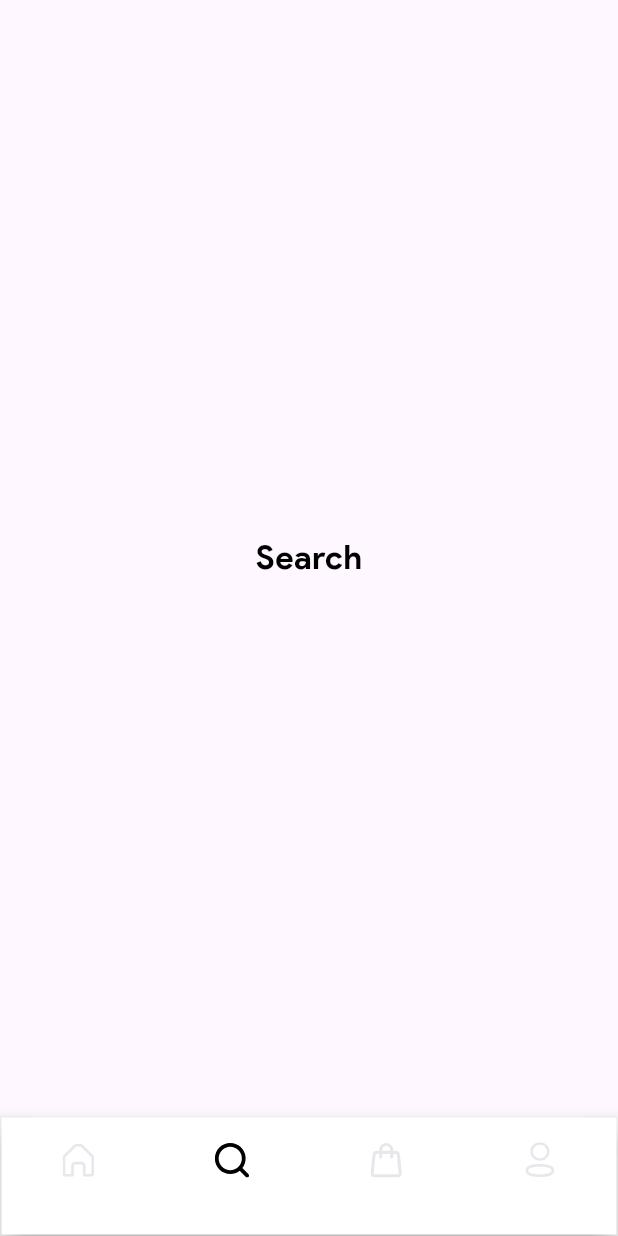
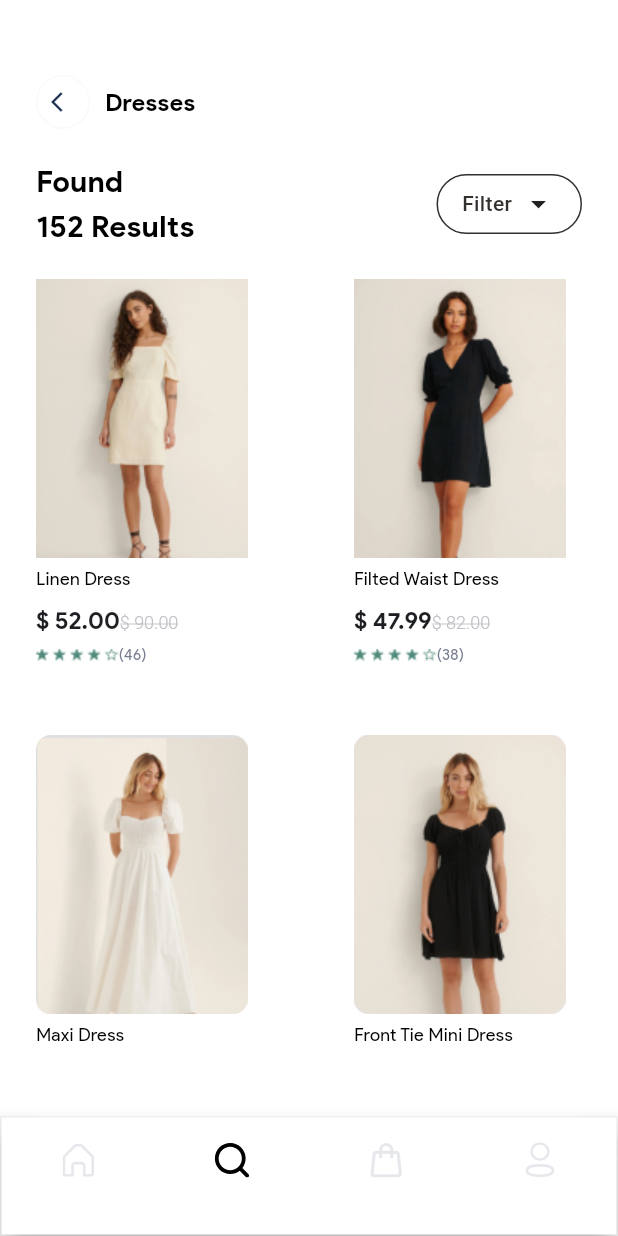
Before and after one commit to Nashkim254/BariziTest, a Flutter app: the HomeDashBoardScreen screen opened directly, item 2 of the bottom bar chosen, on a phone screen of 412 x 824 dp. Run offline on Flutter 3.47's test engine with Material 3 defaults, Android fonts, the phone set to English and light mode, and no system bars; our stand-ins replace bloc, equatable, flutter_bloc, flutter_svg; generated files the repository leaves out were written again; Roboto replaces fonts that are missing (Product Sans Medium).

Commit message:
end game

```diff
--- /dev/null
+++ b/devtools_options.yaml
@@ -0,0 +1 @@
+extensions:
--- /dev/null
+++ b/lib/home/components/results_component.dart
@@ -0,0 +1,88 @@
+import 'package:barizi_nashon_test/home/models/found_results_model.dart';
+import 'package:barizi_nashon_test/utils/colors.dart';
+import 'package:barizi_nashon_test/utils/spaces.dart';
+import 'package:barizi_nashon_test/utils/themes.dart';
+import 'package:flutter/material.dart';
+
+Widget buildResults(AppFoundModel results) {
+  return Column(
+    crossAxisAlignment: CrossAxisAlignment.start,
+    children: [
+      Container(
+        width: space141,
+        decoration: BoxDecoration(
+          color: results.color,
+          borderRadius: const BorderRadius.all(
+            Radius.circular(space10),
+          ),
+        ),
+        child: Center(
+          child: Image.asset(
+            results.info.image!,
+            fit: BoxFit.cover,
+            height: space186,
+            width: space141,
+          ),
+        ),
+      ),
+      const SizedBox(
+        height: space5,
+      ),
+      Column(
+        crossAxisAlignment: CrossAxisAlignment.start,
+        children: [
+          Text(
+            results.info.name!,
+            style: ThemeText.blackTextTheme.copyWith(
+              color: blackColor,
+              fontSize: space12,
+              fontWeight: FontWeight.w500,
+            ),
+          ),
+          const SizedBox(
+            height: space5,
+          ),
+          RichText(
+            text: TextSpan(
+              children: [
+                TextSpan(
+                  text: results.info.price,
+                  style: ThemeText.blackTextTheme.copyWith(
+                    color: boxText2Color,
+                    fontSize: space16,
+                  ),
+                ),
+                TextSpan(
+                  text: results.info.oldPrice,
+                  style: ThemeText.blackTextTheme.copyWith(
+                    color: amtColor,
+                    fontSize: space12,
+                    fontFamily: 'Product Sans Medium',
+                    fontWeight: FontWeight.w300,
+                    decoration: TextDecoration.lineThrough,
+                  ),
+                ),
+              ],
+            ),
+          ),
+          const SizedBox(
+            height: space5,
+          ),
+          Row(
+            children: [
+              Image.asset('assets/images/rating.png'),
+              Text(
+                '(${results.info.rating})',
+                style: ThemeText.blackTextTheme.copyWith(
+                  color: boxTextColor,
+                  fontSize: space10,
+                  fontWeight: FontWeight.w300,
+                ),
+              ),
+            ],
+          ),
+        ],
+      ),
+    ],
+  );
+}
--- /dev/null
+++ b/lib/home/models/found_results_model.dart
@@ -0,0 +1,115 @@
+import 'dart:math';
+
+import 'package:barizi_nashon_test/utils/colors.dart';
+import 'package:flutter/material.dart';
+
+class FoundModel {
+  FoundModel({
+    required this.name,
+    required this.image,
+    required this.price,
+    required this.rating,
+    this.oldPrice,
+  });
+  String? name;
+  String? image;
+  String price;
+  String? oldPrice;
+  String? rating;
+}
+
+class AppFoundModel {
+  AppFoundModel({required this.color, required this.info});
+  final Color color;
+  FoundModel info;
+}
+
+//list of colors
+List<Color> colorList = [
+  cardColor1,
+  cardColor2,
+  cardColor3,
+];
+//get random color
+Color getRandomColor(List<Color> colorList) {
+  final random = Random();
+  final index = random.nextInt(colorList.length);
+  return colorList[index];
+}
+
+List<AppFoundModel> getResults = [
+  AppFoundModel(
+    color: cardColor1,
+    info: FoundModel(
+      name: 'Linen Dress',
+      image: 'assets/images/result1.png',
+      price: r'$ 52.00',
+      oldPrice: r'$ 90.00',
+      rating: '46',
+    ),
+  ),
+  AppFoundModel(
+    color: cardColor2,
+    info: FoundModel(
+      name: 'Filted Waist Dress',
+      image: 'assets/images/result2.png',
+      price: r'$ 47.99',
+      oldPrice: r'$ 82.00',
+      rating: '38',
+    ),
+  ),
+  AppFoundModel(
+    color: cardColor3,
+    info: FoundModel(
+      name: 'Maxi Dress',
+      image: 'assets/images/result3.png',
+      price: r'$ 50.79',
+      rating: '50',
+    ),
+  ),
+  AppFoundModel(
+    color: cardColor1,
+    info: FoundModel(
+      name: 'Front Tie Mini Dress',
+      image: 'assets/images/result4.png',
+      price: r'$ 50.79',
+      rating: '50',
+    ),
+  ),
+  AppFoundModel(
+    color: cardColor1,
+    info: FoundModel(
+      name: 'Ohara Dress',
+      image: 'assets/images/result5.png',
+      price: r'$ 85.00',
+      rating: '50',
+    ),
+  ),
+  AppFoundModel(
+    color: cardColor1,
+    info: FoundModel(
+      name: 'Tie Back Mini Dress',
+      image: 'assets/images/result6.png',
+      price: r'$ 67.00',
+      rating: '39',
+    ),
+  ),
+  AppFoundModel(
+    color: cardColor1,
+    info: FoundModel(
+      name: 'Leaves Green Dress',
+      image: 'assets/images/result7.png',
+      price: r'$ 64.00',
+      rating: '83',
+    ),
+  ),
+  AppFoundModel(
+    color: cardColor1,
+    info: FoundModel(
+      name: 'Off Shoulder Dress',
+      image: 'assets/images/result8.png',
+      price: r'$ 78.00',
+      rating: '25',
+    ),
+  ),
+];
--- a/lib/navigation/view/bottom_nav.dart
+++ b/lib/navigation/view/bottom_nav.dart
@@ -111,7 +111,7 @@ class HomeDashBoardScreen extends StatelessWidget {
   Widget navigateToScreen(int index, BuildContext context) {
     return switch (index) {
       0 => const HomeView(),
-      1 => const Search(),
+      1 => const FoundResults(),
       2 => const OrdersView(),
       3 => const Profile(),
       _ => const HomeView(),
--- a/lib/search/view/search_view.dart
+++ b/lib/search/view/search_view.dart
@@ -1,19 +1,119 @@
+import 'package:barizi_nashon_test/home/components/results_component.dart';
+import 'package:barizi_nashon_test/home/models/found_results_model.dart';
+import 'package:barizi_nashon_test/utils/colors.dart';
 import 'package:barizi_nashon_test/utils/spaces.dart';
 import 'package:barizi_nashon_test/utils/themes.dart';
 import 'package:flutter/material.dart';
 
-class Search extends StatelessWidget {
-  const Search({super.key});
+class FoundResults extends StatelessWidget {
+  const FoundResults({super.key});
 
   @override
   Widget build(BuildContext context) {
     return Scaffold(
-      body: Center(
-        child: Text(
-          'Search',
-          style: ThemeText.blackTextTheme.copyWith(
-            fontSize: space22,
-          ),
+      backgroundColor: whiteColor,
+      body: Padding(
+        padding: const EdgeInsets.symmetric(
+          horizontal: space24,
+          vertical: space50,
+        ),
+        child: Column(
+          crossAxisAlignment: CrossAxisAlignment.start,
+          children: [
+            Row(
+              children: [
+                InkWell(
+                  onTap: () {},
+                  child: Container(
+                    height: space36,
+                    width: space36,
+                    decoration: BoxDecoration(
+                      shape: BoxShape.circle,
+                      border: Border.all(color: borderColor2),
+                    ),
+                    child: Center(
+                      child: IconButton(
+                        icon: const Icon(
+                          Icons.arrow_back_ios,
+                          size: space16,
+                          color: iconColor2,
+                        ),
+                        onPressed: () => Navigator.pop(context),
+                      ),
+                    ),
+                  ),
+                ),
+                const SizedBox(
+                  width: space10,
+                ),
+                Text(
+                  'Dresses',
+                  style: ThemeText.blackTextTheme.copyWith(
+                    color: blackColor,
+                    fontSize: space16,
+                  ),
+                ),
+              ],
+            ),
+            const SizedBox(
+              height: space20,
+            ),
+            Row(
+              mainAxisAlignment: MainAxisAlignment.spaceBetween,
+              children: [
+                Text(
+                  'Found\n152 Results',
+                  style: ThemeText.blackTextTheme.copyWith(
+                    color: blackColor,
+                    fontSize: space20,
+                  ),
+                ),
+                Container(
+                  height: space40,
+                  width: space97,
+                  decoration: BoxDecoration(
+                    borderRadius: BorderRadius.circular(space24),
+                    border: Border.all(color: borderColor3),
+                  ),
+                  child: Padding(
+                    padding: const EdgeInsets.only(right: space16, left: space16),
+                    child: Row(
+                      mainAxisAlignment: MainAxisAlignment.spaceBetween,
+                      children: [
+                        Text(
+                          'Filter',
+                          style: ThemeText.whiteTextTheme.copyWith(
+                            fontSize: space14,
+                            color: filterColor,
+                            fontFamily: 'Product Sans Medium',
+                            fontWeight: FontWeight.w500,
+                          ),
+                        ),
+                        const Icon(
+                          Icons.arrow_drop_down,
+                        ),
+                      ],
+                    ),
+                  ),
+                ),
+              ],
+            ),
+            const SizedBox(
+              height: space20,
+            ),
+            Expanded(
+              child: GridView.count(
+                shrinkWrap: true,
+                crossAxisCount: 2,
+                childAspectRatio: 1.0 / 2.0,
+                crossAxisSpacing: space60,
+                children: List.generate(
+                  getResults.length,
+                  (index) => buildResults(getResults[index]),
+                ),
+              ),
+            ),
+          ],
         ),
       ),
     );
--- a/lib/utils/colors.dart
+++ b/lib/utils/colors.dart
@@ -32,6 +32,9 @@ const featureTextColor = Color(0xff1D1F22);
 const boxColor = Color(0xffF8F8FA);
 const containerColor = Color(0xffE2E2E2);
 const boxTextColor = Color(0xff777E90);
+const boxText2Color = Color(0xff1D1F22);
+const filterColor = Color(0xff33302E);
+const borderColor3 = Color(0xff33302E);
 const iconColor2 = Color(0xff1E3354);
 const orderColor = Color(0xff121420);
 const neutral = Color(0xff23262F);
@@ -40,3 +43,4 @@ const shadowColor = Color(0xff0F0F0F);
 const lastContinerColor = Color(0xffF8F8FA);
 const lastTextColor = Color(0xff737680);
 const lastTextColor2 = Color(0xff1D1F22);
+const amtColor = Color(0xffBEBFC4);
--- /dev/null
+++ b/lib/utils/responsive.dart
@@ -0,0 +1,57 @@
+import 'package:flutter/material.dart';
+
+class Responsive extends StatelessWidget {
+  final Widget mobile;
+  final Widget tablet;
+  final Widget desktop;
+
+  const Responsive({
+    Key? key,
+    required this.mobile,
+    required this.tablet,
+    required this.desktop,
+  }) : super(key: key);
+
+// This size work fine on my design, maybe you need some customization depends on your design
+
+  // This isMobile, isTablet, isDesktop helep us later
+  static bool isMobile(BuildContext context) =>
+      MediaQuery.of(context).size.width < 650;
+
+  static bool isTablet(BuildContext context) =>
+      MediaQuery.of(context).size.width < 1100 &&
+      MediaQuery.of(context).size.width >= 650;
+
+  static bool isDesktop(BuildContext context) =>
+      MediaQuery.of(context).size.width >= 1100;
+
+  static int getCrossAxisCount(BuildContext context) {
+    if (Responsive.isDesktop(context)) {
+      return 4;
+    } else if (Responsive.isTablet(context)) {
+      return 3;
+    } else {
+      return 2;
+    }
+  }
+
+  @override
+  Widget build(BuildContext context) {
+    return LayoutBuilder(
+      // If our width is more than 1100 then we consider it a desktop
+      builder: (context, constraints) {
+        if (constraints.maxWidth >= 1100) {
+          return desktop;
+        }
+        // If width it less then 1100 and more then 650 we consider it as tablet
+        else if (constraints.maxWidth >= 650) {
+          return tablet;
+        }
+        // Or less then that we called it mobile
+        else {
+          return mobile;
+        }
+      },
+    );
+  }
+}
--- a/lib/utils/spaces.dart
+++ b/lib/utils/spaces.dart
@@ -1,11 +1,9 @@
 import 'package:flutter/material.dart';
-
-
-
 
 double getScreenHeight(BuildContext context) {
   return MediaQuery.of(context).size.height;
 }
+
 double getScreenWidth(BuildContext context) {
   return MediaQuery.of(context).size.width;
 }
@@ -49,6 +47,7 @@ const space70 = 70.0;
 const space80 = 80.0;
 const space90 = 90.0;
 const space92 = 92.0;
+const space97 = 97.0;
 const space100 = 100.0;
 const space102 = 102.0;
 const space110 = 110.0;
@@ -70,6 +69,7 @@ const space168 = 168.0;
 const space172 = 172.0;
 const space180 = 180.0;
 const space182 = 182.0;
+const space186 = 186.0;
 const space190 = 190.0;
 const space200 = 200.0;
 const space213 = 213.0;
@@ -77,3 +77,4 @@ const space220 = 220.0;
 const space250 = 250.0;
 const space227 = 227.0;
 const space247 = 247.0;
+const space280 = 280.0;
```
Also changed, not shown: lib/home/view/home_view.dart (+5 -4 lines), assets/images/rating.png (added), assets/images/result1.png (added), assets/images/result2.png (added), assets/images/result3.png (added), assets/images/result4.png (added), assets/images/result5.png (added), assets/images/result6.png (added), assets/images/result7.png (added), assets/images/result8.png (added).
